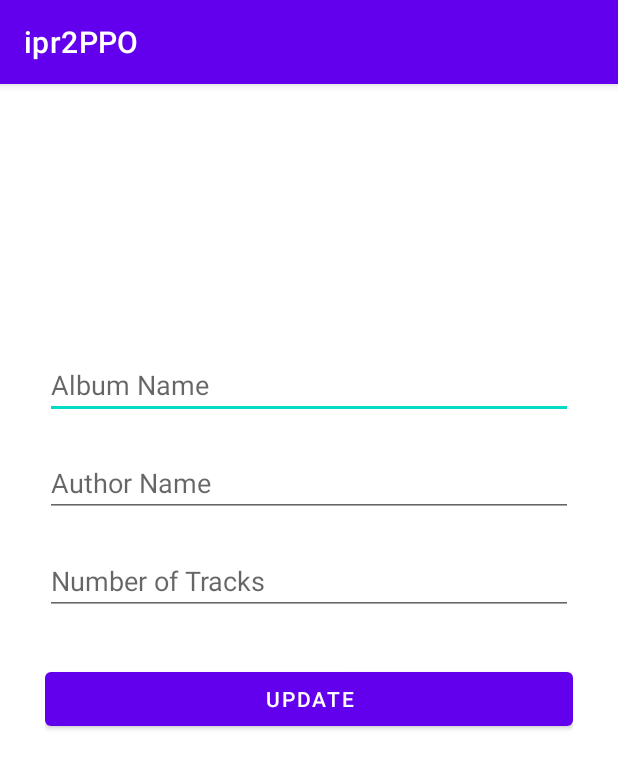
After one commit to artiomtaliaronak/ipr2PPO, an Android app: the UpdateActivity screen opened directly, with no data from a screen before it, on a phone screen of 412 x 824 dp. The commit adds this screen. Shown: the top 769 px of the screen. Run offline under Robolectric (Android 15) with nearby library versions, the phone set to English and light mode, and no system bars.

Commit message:
updateview

```diff
--- a/app/src/main/java/com/artiomtaliaronak/ipr2ppo/AddActivity.java
+++ b/app/src/main/java/com/artiomtaliaronak/ipr2ppo/AddActivity.java
@@ -28,7 +28,7 @@ public class AddActivity extends AppCompatActivity {
             public void onClick(View v) {
                 AlbumDatabaseHelper myDB = new AlbumDatabaseHelper(AddActivity.this);
                 myDB.addAlbum(titleInput.getText().toString().trim(), authorInput.getText().toString().trim(),
-                        Integer.parseInt(trackInput.getText().toString().trim()));
+                        Integer.valueOf(trackInput.getText().toString().trim()));
             }
         });
     }
--- /dev/null
+++ b/app/src/main/java/com/artiomtaliaronak/ipr2ppo/UpdateActivity.java
@@ -0,0 +1,50 @@
+package com.artiomtaliaronak.ipr2ppo;
+
+import androidx.appcompat.app.AppCompatActivity;
+
+import android.os.Bundle;
+import android.view.View;
+import android.widget.Button;
+import android.widget.EditText;
+import android.widget.Toast;
+
+public class UpdateActivity extends AppCompatActivity {
+
+    EditText titleInput, authorInput, tracksInput;
+    Button updateButton;
+    String id, title, author, tracks;
+
+    @Override
+    protected void onCreate(Bundle savedInstanceState) {
+        super.onCreate(savedInstanceState);
+        setContentView(R.layout.activity_update);
+
+        titleInput = findViewById(R.id.titleInput2);
+        authorInput = findViewById(R.id.authorInput2);
+        tracksInput = findViewById(R.id.tracksInput2);
+        updateButton = findViewById(R.id.updateButton);
+        updateButton.setOnClickListener(new View.OnClickListener() {
+            @Override
+            public void onClick(View view) {
+
+            }
+        });
+        getAndSetIntentDate();
+    }
+
+    void getAndSetIntentDate(){
+        if(getIntent().hasExtra("id") && getIntent().hasExtra("title") && getIntent().hasExtra("author") && getIntent().hasExtra("tracks")){
+            id = getIntent().getStringExtra("id");
+            title = getIntent().getStringExtra("title");
+            author = getIntent().getStringExtra("author");
+            tracks = getIntent().getStringExtra("tracks");
+
+            titleInput.setText(title);
+            authorInput.setText(author);
+            tracksInput.setText(tracks);
+
+        } else {
+            Toast.makeText(this, "No data.", Toast.LENGTH_SHORT).show();
+        }
+    }
+}
--- /dev/null
+++ b/app/src/main/res/layout/activity_update.xml
@@ -0,0 +1,59 @@
+<?xml version="1.0" encoding="utf-8"?>
+<androidx.constraintlayout.widget.ConstraintLayout xmlns:android="http://schemas.android.com/apk/res/android"
+    xmlns:app="http://schemas.android.com/apk/res-auto"
+    xmlns:tools="http://schemas.android.com/tools"
+    android:layout_width="match_parent"
+    android:layout_height="match_parent"
+    tools:context=".UpdateActivity"
+    android:padding="30sp">
+
+    <EditText
+        android:id="@+id/titleInput2"
+        android:layout_width="match_parent"
+        android:layout_height="wrap_content"
+        android:layout_marginTop="148dp"
+        android:ems="10"
+        android:inputType="textPersonName"
+        android:hint="Album Name"
+        app:layout_constraintEnd_toEndOf="parent"
+        app:layout_constraintHorizontal_bias="0.497"
+        app:layout_constraintStart_toStartOf="parent"
+        app:layout_constraintTop_toTopOf="parent" />
+
+    <EditText
+        android:id="@+id/authorInput2"
+        android:layout_width="match_parent"
+        android:layout_height="wrap_content"
+        android:layout_marginTop="20dp"
+        android:ems="10"
+        android:inputType="textPersonName"
+        android:hint="Author Name"
+        app:layout_constraintEnd_toEndOf="parent"
+        app:layout_constraintHorizontal_bias="0.497"
+        app:layout_constraintStart_toStartOf="parent"
+        app:layout_constraintTop_toBottomOf="@+id/titleInput2" />
+
+    <EditText
+        android:id="@+id/tracksInput2"
+        android:layout_width="match_parent"
+        android:layout_height="wrap_content"
+        android:layout_marginTop="20dp"
+        android:ems="10"
+        android:inputType="number"
+        android:hint="Number of Tracks"
+        app:layout_constraintEnd_toEndOf="parent"
+        app:layout_constraintHorizontal_bias="0.497"
+        app:layout_constraintStart_toStartOf="parent"
+        app:layout_constraintTop_toBottomOf="@+id/authorInput2" />
+
+    <Button
+        android:id="@+id/updateButton"
+        android:layout_width="match_parent"
+        android:layout_height="wrap_content"
+        android:layout_marginTop="32dp"
+        android:text="Update"
+        app:layout_constraintEnd_toEndOf="parent"
+        app:layout_constraintHorizontal_bias="0.498"
+        app:layout_constraintStart_toStartOf="parent"
+        app:layout_constraintTop_toBottomOf="@+id/tracksInput2" />
+</androidx.constraintlayout.widget.ConstraintLayout>
--- a/app/src/main/res/layout/my_row.xml
+++ b/app/src/main/res/layout/my_row.xml
@@ -4,7 +4,8 @@
     xmlns:tools="http://schemas.android.com/tools"
     android:orientation="vertical"
     android:layout_width="match_parent"
-    android:layout_height="wrap_content">
+    android:layout_height="wrap_content"
+    android:id="@+id/mainLayout">
 
     <androidx.cardview.widget.CardView
         android:layout_width="match_parent"
```
Also changed, not shown: app/src/main/AndroidManifest.xml (+12 -5 lines), app/src/main/java/com/artiomtaliaronak/ipr2ppo/CustomAdapter.java (+17 -1 lines).
